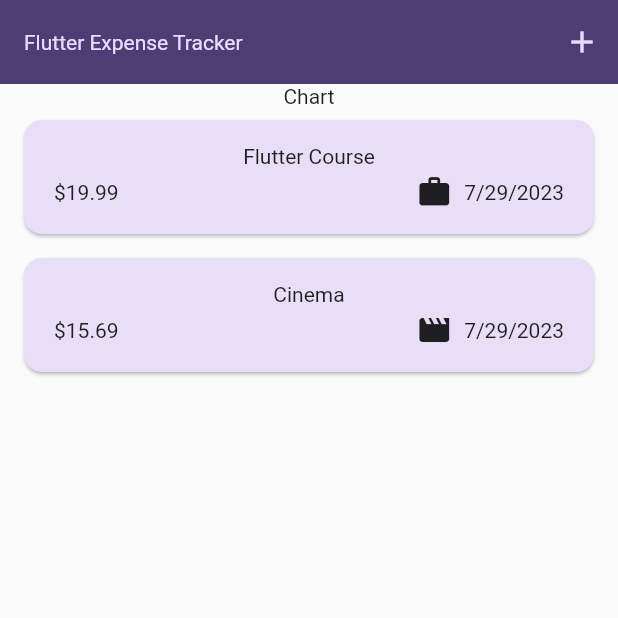
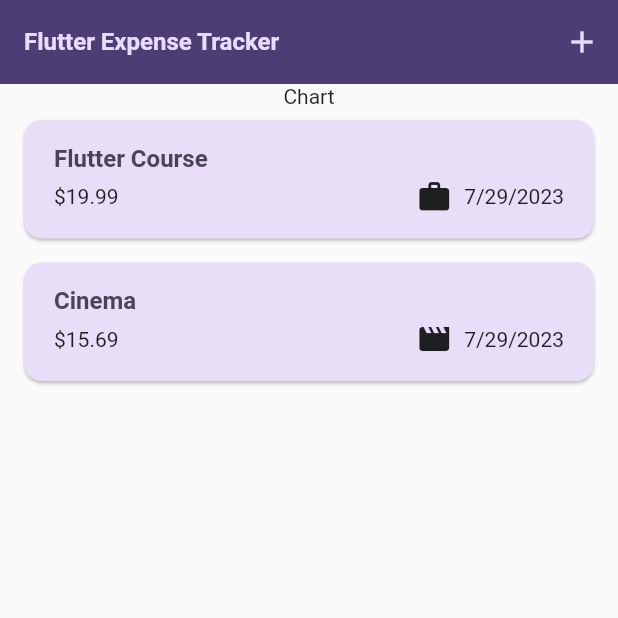
Before and after one commit to tyange/flutter_complete_expense_tracker, a Flutter app: the screen it shows after launch, on a phone screen of 412 x 824 dp, the top half of it. Run offline on Flutter 3.47's test engine with Material 2 defaults, Android fonts, the phone set to English and light mode, and no system bars.

Commit message:
add some theming

```diff
--- a/lib/main.dart
+++ b/lib/main.dart
@@ -30,9 +30,9 @@
         ),
         textTheme: ThemeData().textTheme.copyWith(
               titleLarge: TextStyle(
-                fontWeight: FontWeight.normal,
+                fontWeight: FontWeight.bold,
                 color: kColorScheme.onSecondaryContainer,
-                fontSize: 14,
+                fontSize: 16,
               ),
             ),
       ),
--- a/lib/widgets/expenses_list/expense_item.dart
+++ b/lib/widgets/expenses_list/expense_item.dart
@@ -15,8 +15,13 @@
           horizontal: 20,
           vertical: 16,
         ),
-        child: Column(children: [
-          Text(expense.title),
+        child: Column(
+          crossAxisAlignment: CrossAxisAlignment.start,
+          children: [
+            Text(
+              expense.title,
+              style: Theme.of(context).textTheme.titleLarge,
+            ),
             const SizedBox(
               height: 4,
             ),
@@ -41,7 +46,8 @@
                 )
               ],
             )
-        ]),
+          ],
+        ),
       ),
     );
   }
--- a/lib/widgets/expenses_list/expenses_list.dart
+++ b/lib/widgets/expenses_list/expenses_list.dart
@@ -18,6 +18,12 @@
     return ListView.builder(
       itemCount: expenses.length,
       itemBuilder: (ctx, index) => Dismissible(
+        background: Container(
+          color: Theme.of(context).colorScheme.error,
+          margin: EdgeInsets.symmetric(
+            horizontal: Theme.of(context).cardTheme.margin!.horizontal,
+          ),
+        ),
         key: ValueKey(expenses[index]),
         onDismissed: (direction) => {
           onRemoveExpense(expenses[index]),
```
Lines whose indentation alone changed are shown as unchanged.
